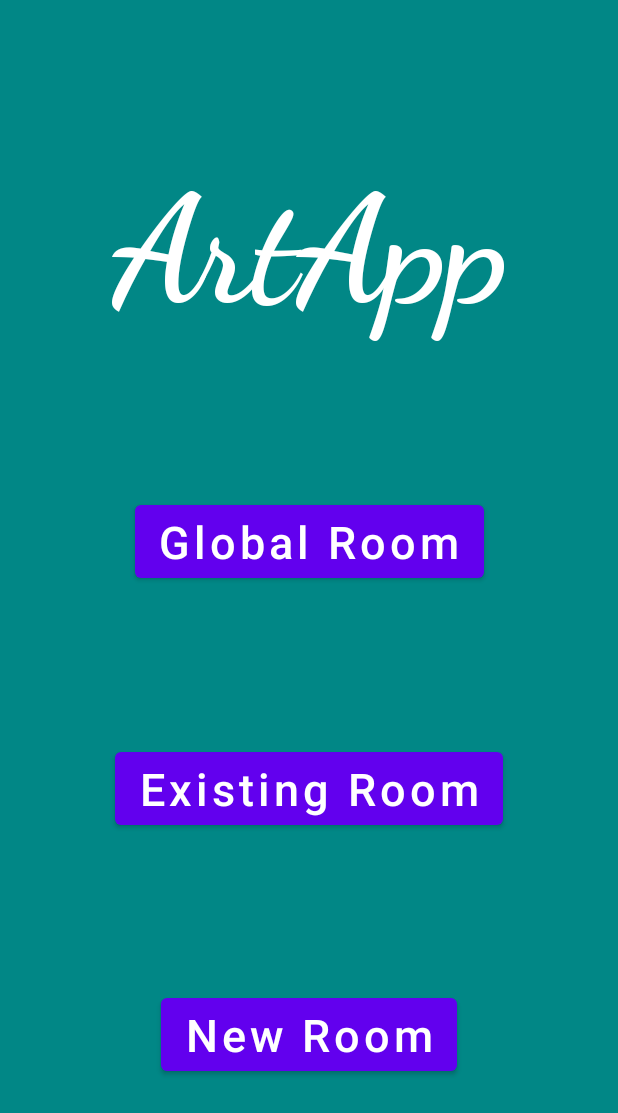
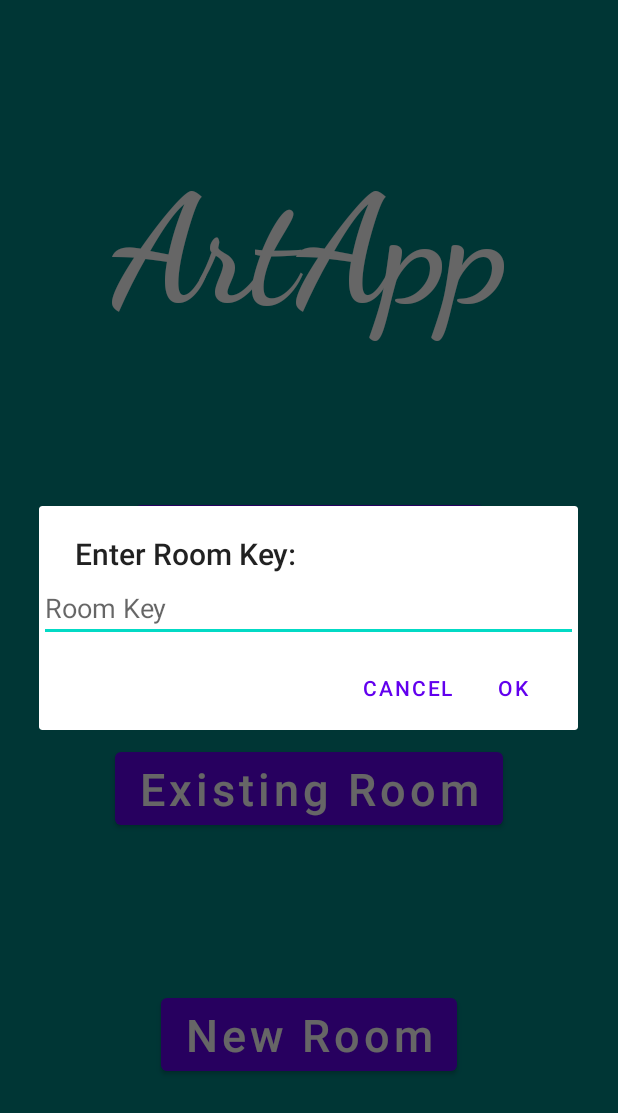
Before and after one commit to Ophir-Gal/artapp, an Android app: the screen it shows after launch (MainActivity), after a tap on "Existing Room", on a phone screen of 412 x 824 dp. Shown: the top 1113 px of the screen. Run offline under Robolectric (Android 15) with nearby library versions, the phone set to English and light mode, and no system bars; our stand-ins replace Firebase (no records; nobody signed in at launch, a user with empty details on screens opened directly).

Commit message:
finished all room functionality including room key authentication (we need to fix 'canvas deletion' bug)

```diff
--- a/app/src/main/java/com/example/artapp/MainActivity.kt
+++ b/app/src/main/java/com/example/artapp/MainActivity.kt
@@ -5,8 +5,11 @@ import android.os.Bundle
 import android.util.Log
 import android.view.View
 import android.widget.Button
+import android.widget.ProgressBar
 import android.widget.Toast
 import androidx.appcompat.app.AppCompatActivity
+import androidx.fragment.app.DialogFragment
+import course.examples.ui.alertdialog.RoomKeyDialogFragment
 
 
 class MainActivity : AppCompatActivity() {
@@ -14,6 +17,8 @@ class MainActivity : AppCompatActivity() {
     private lateinit var mGlobalButton : Button
     private lateinit var mExistingButton: Button
     private lateinit var mNewButton: Button
+    private lateinit var mDialog: DialogFragment
+    private lateinit var mProgressBar: ProgressBar
     private var mUserKey: String? = null
 
     override fun onCreate(savedInstanceState: Bundle?) {
@@ -23,6 +28,7 @@ class MainActivity : AppCompatActivity() {
         mGlobalButton = findViewById(R.id.global_bttn)
         mExistingButton = findViewById(R.id.existing_bttn)
         mNewButton = findViewById(R.id.new_bttn)
+        mProgressBar = findViewById(R.id.progressBar)
         DatabaseProxy.mMainActivity = this
 
         if (savedInstanceState != null) {
@@ -37,12 +43,15 @@ class MainActivity : AppCompatActivity() {
         startActivity(globalRoomIntent)
     }
 
+    // Shows dialog to user asking for key
     fun onExistingRoomButtonClick(view: View) {
-        // Shows dialog to user asking for key, and asks DatabaseAdapter to enter the room
-        // TODO: leave dialog open if possible
+        // Create a new RoomKeyDialogFragment
+        mDialog = RoomKeyDialogFragment.newInstance()
+        mDialog.show(supportFragmentManager, ALERT_TAG) // Show RoomKeyDialogFragment
+    }
 
-        var roomKey = "1Q4cg"
-
+    fun requestToEnterExistingRoom(roomKey : String) {
+        mProgressBar.visibility = View.VISIBLE
         DatabaseProxy.requestToEnterExistingRoom(mUserKey, roomKey)
     }
 
@@ -61,6 +70,8 @@ class MainActivity : AppCompatActivity() {
                     "Could not find a matching room.",
                     Toast.LENGTH_LONG).show()
         }
+
+        mProgressBar.visibility = View.INVISIBLE
     }
 
     fun onNewRoomButtonClick(view: View) {
@@ -86,6 +97,6 @@ class MainActivity : AppCompatActivity() {
         val GLOBAL_ROOM = "Global Room"
         val EXISTING_ROOM = "Existing Room"
         val NEW_ROOM = "New Room"
-
+        private const val ALERT_TAG = "AlertDialog"
     }
 }
--- /dev/null
+++ b/app/src/main/java/com/example/artapp/RoomKeyDialogFragment.kt
@@ -0,0 +1,42 @@
+package course.examples.ui.alertdialog
+
+import android.app.AlertDialog
+import android.app.Dialog
+
+import android.os.Bundle
+import android.widget.EditText
+import androidx.fragment.app.DialogFragment
+import com.example.artapp.MainActivity
+
+// Class that creates the AlertDialog
+class RoomKeyDialogFragment : DialogFragment() {
+
+    companion object {
+        fun newInstance(): RoomKeyDialogFragment {
+            return RoomKeyDialogFragment()
+        }
+    }
+
+    // Build AlertDialog using AlertDialog.Builder
+    override fun onCreateDialog(savedInstanceState: Bundle?): Dialog {
+        val inputText = EditText(activity)
+        inputText.hint = "Room Key"
+        return AlertDialog.Builder(activity)
+            .setTitle("Enter Room Key:")
+            .setView(inputText)
+
+            // User cannot dismiss dialog by hitting back button
+            .setCancelable(true)
+
+            // Set up Cancel Button
+            .setNegativeButton("Cancel") { _, _ ->
+                dismiss()
+            }
+
+            // Set up OK Button
+            .setPositiveButton("OK") { _, _ ->
+                (activity as MainActivity).requestToEnterExistingRoom(inputText.text.toString())
+            }
+            .create()
+    }
+}
--- a/app/src/main/res/layout/activity_main.xml
+++ b/app/src/main/res/layout/activity_main.xml
@@ -66,4 +66,17 @@
         app:layout_constraintStart_toStartOf="parent"
         app:layout_constraintTop_toBottomOf="@+id/existing_bttn" />
 
+    <ProgressBar
+        android:id="@+id/progressBar"
+        android:layout_width="100dp"
+        android:layout_height="100dp"
+        android:layout_centerInParent="true"
+        android:visibility="gone"
+        android:translationZ="2dp"
+        android:indeterminateTint="@color/white"
+        app:layout_constraintBottom_toBottomOf="parent"
+        app:layout_constraintEnd_toEndOf="parent"
+        app:layout_constraintStart_toStartOf="parent"
+        app:layout_constraintTop_toTopOf="parent"/>
+
 </androidx.constraintlayout.widget.ConstraintLayout>
```
